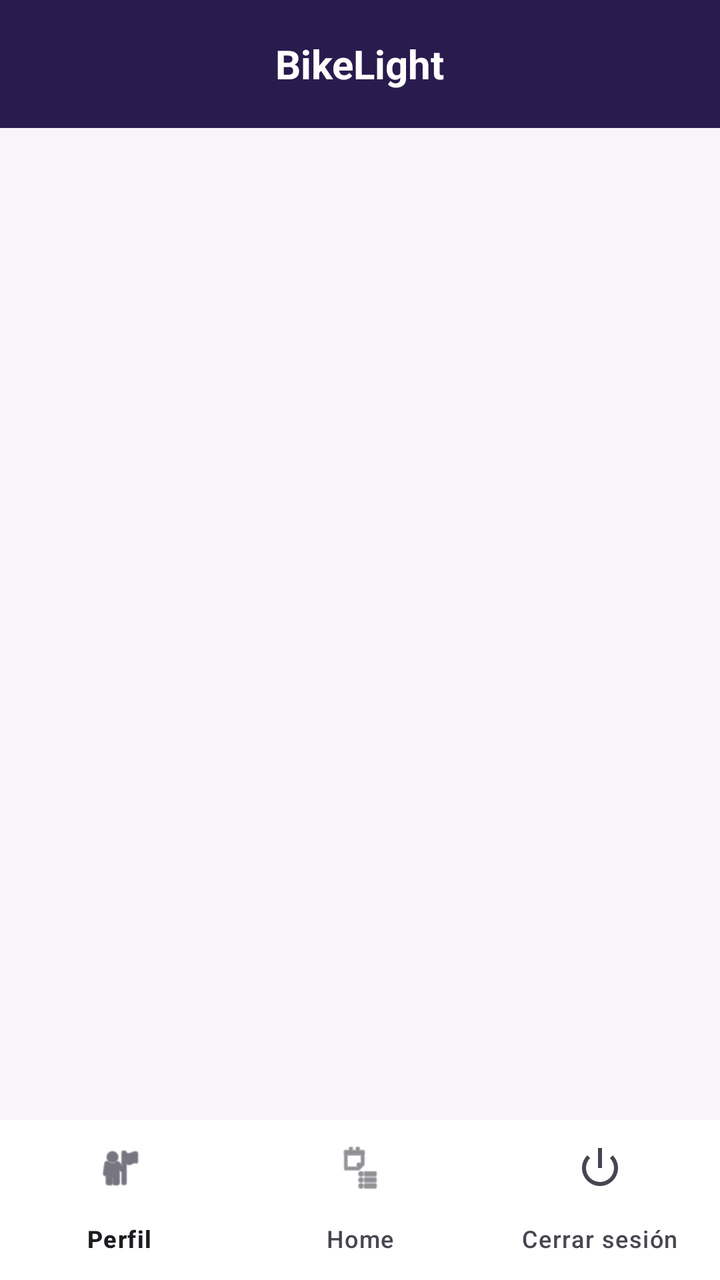
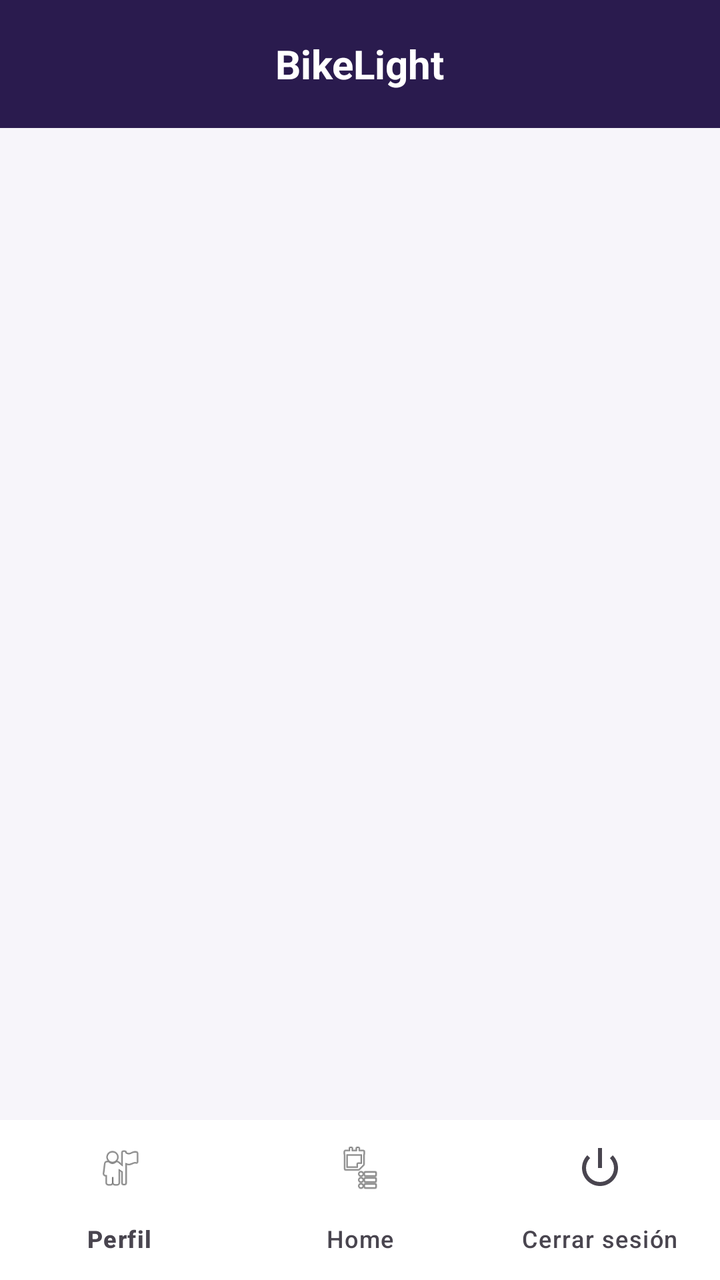

Before-and-after screenshots of an Android layout around one commit, followed by the original layout XML and the change that was made.
<!-- AndroidManifest.xml: application theme Theme.BikeLight -->
<!-- res/layout/activity_main.xml -->
<?xml version="1.0" encoding="utf-8"?>
<androidx.constraintlayout.widget.ConstraintLayout
    xmlns:android="http://schemas.android.com/apk/res/android"
    xmlns:app="http://schemas.android.com/apk/res-auto"
    android:layout_width="match_parent"
    android:layout_height="match_parent"
    android:background="@color/bikelight_bg">

    
    <LinearLayout
        android:id="@+id/headerLayout"
        android:layout_width="0dp"
        android:layout_height="64dp"
        android:background="@color/bikelight_header"
        android:gravity="center"
        app:layout_constraintTop_toTopOf="parent"
        app:layout_constraintStart_toStartOf="parent"
        app:layout_constraintEnd_toEndOf="parent">

        <TextView
            android:id="@+id/tvHeaderTitle"
            android:layout_width="wrap_content"
            android:layout_height="wrap_content"
            android:text="BikeLight"
            android:textColor="@color/white"
            android:textSize="20sp"
            android:textStyle="bold" />
    </LinearLayout>

    
    <FrameLayout
        android:id="@+id/fragmentContainer"
        android:layout_width="0dp"
        android:layout_height="0dp"
        app:layout_constraintTop_toBottomOf="@id/headerLayout"
        app:layout_constraintBottom_toTopOf="@id/bottomNavigation"
        app:layout_constraintStart_toStartOf="parent"
        app:layout_constraintEnd_toEndOf="parent" />

    
    <com.google.android.material.bottomnavigation.BottomNavigationView
        android:id="@+id/bottomNavigation"
        android:layout_width="0dp"
        android:layout_height="wrap_content"
        android:background="@color/white"
        app:menu="@menu/bottom_nav_menu"
        app:layout_constraintBottom_toBottomOf="parent"
        app:layout_constraintStart_toStartOf="parent"
        app:layout_constraintEnd_toEndOf="parent" />

</androidx.constraintlayout.widget.ConstraintLayout>
<!-- resources referenced by this layout -->
<resources>
  <color name="bikelight_bg">#F7F5FA</color>
  <color name="bikelight_header">#2A1B4E</color>
  <color name="white">#FFFFFF</color>
  <style name="Theme.BikeLight" parent="Base.Theme.BikeLight" />
  <style name="Base.Theme.BikeLight" parent="Theme.Material3.DayNight.NoActionBar">
          
          
      </style>
</resources>

<!-- the commit's change to res/layout/activity_main.xml (unified diff, before → after) -->
@@ -6,7 +6,6 @@
     android:layout_height="match_parent"
     android:background="@color/bikelight_bg">
 
-    
     <LinearLayout
         android:id="@+id/headerLayout"
         android:layout_width="0dp"
@@ -27,7 +26,6 @@
             android:textStyle="bold" />
     </LinearLayout>
 
-    
     <FrameLayout
         android:id="@+id/fragmentContainer"
         android:layout_width="0dp"
@@ -37,15 +35,17 @@
         app:layout_constraintStart_toStartOf="parent"
         app:layout_constraintEnd_toEndOf="parent" />
 
-    
     <com.google.android.material.bottomnavigation.BottomNavigationView
         android:id="@+id/bottomNavigation"
         android:layout_width="0dp"
         android:layout_height="wrap_content"
         android:background="@color/white"
-        app:menu="@menu/bottom_nav_menu"
+        app:elevation="8dp"
         app:layout_constraintBottom_toBottomOf="parent"
         app:layout_constraintStart_toStartOf="parent"
-        app:layout_constraintEnd_toEndOf="parent" />
+        app:layout_constraintEnd_toEndOf="parent"
+        app:itemIconTint="@color/bottom_nav_selector"
+        app:itemTextColor="@color/bottom_nav_selector"
+        app:menu="@menu/bottom_nav_menu"/>
 
 </androidx.constraintlayout.widget.ConstraintLayout>
